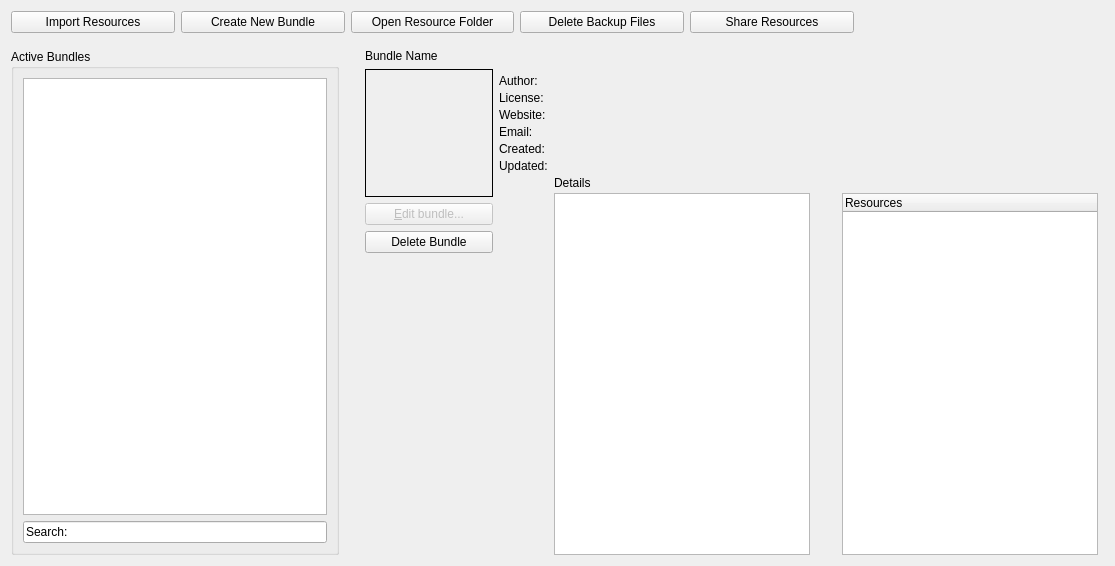
Qt form plugins/extensions/resourcemanager/wdgdlgbundlemanager.ui (KDE/krita) before a commit.
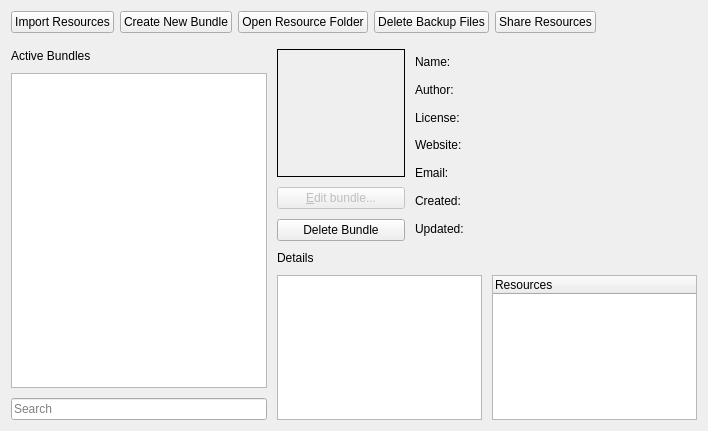
The same form after that commit.

Commit message: update UI file for resource manager to condense it a bit

The edit to the form file:
```diff
--- a/plugins/extensions/resourcemanager/wdgdlgbundlemanager.ui
+++ b/plugins/extensions/resourcemanager/wdgdlgbundlemanager.ui
@@ -6,21 +6,18 @@
    <rect>
     <x>0</x>
     <y>0</y>
-    <width>1115</width>
-    <height>566</height>
+    <width>708</width>
+    <height>431</height>
    </rect>
   </property>
-  <layout class="QGridLayout" name="gridLayout_2">
-   <property name="sizeConstraint">
-    <enum>QLayout::SetDefaultConstraint</enum>
-   </property>
-   <item row="4" column="5">
-    <layout class="QVBoxLayout" name="verticalLayout_5"/>
-   </item>
-   <item row="0" column="0">
+  <layout class="QVBoxLayout" name="verticalLayout_2">
+   <item>
     <layout class="QHBoxLayout" name="buttonHerticalLayout">
      <property name="rightMargin">
-      <number>250</number>
+      <number>0</number>
+     </property>
+     <property name="bottomMargin">
+      <number>10</number>
      </property>
      <item>
       <widget class="QPushButton" name="m_importResources">
@@ -75,18 +72,38 @@
        </property>
       </widget>
      </item>
+     <item>
+      <spacer name="horizontalSpacer">
+       <property name="orientation">
+        <enum>Qt::Horizontal</enum>
+       </property>
+       <property name="sizeHint" stdset="0">
+        <size>
+         <width>40</width>
+         <height>20</height>
+        </size>
+       </property>
+      </spacer>
+     </item>
     </layout>
    </item>
-   <item row="2" column="0">
-    <layout class="QHBoxLayout" name="overviewHorizontalLayout">
      <item>
-      <layout class="QVBoxLayout" name="verticalLayout_2">
+    <layout class="QHBoxLayout" name="horizontalLayout_2">
+     <property name="spacing">
+      <number>10</number>
+     </property>
+     <property name="rightMargin">
+      <number>0</number>
+     </property>
        <item>
-        <widget class="QGroupBox" name="activeBundleGroupBox">
-         <property name="title">
+      <layout class="QVBoxLayout" name="activeBundlesLayout">
+       <item>
+        <widget class="QLabel" name="label">
+         <property name="text">
           <string>Active Bundles</string>
          </property>
-         <layout class="QVBoxLayout" name="verticalLayout_6">
+        </widget>
+       </item>
           <item>
            <widget class="QListWidget" name="listActive">
             <property name="sizePolicy">
@@ -114,43 +131,37 @@
           </item>
           <item>
            <widget class="QLineEdit" name="searchLineEdit">
+         <property name="inputMask">
+          <string/>
+         </property>
             <property name="text">
-             <string>Search:</string>
-            </property>
+          <string/>
+         </property>
+         <property name="maxLength">
+          <number>32767</number>
+         </property>
+         <property name="frame">
+          <bool>true</bool>
+         </property>
+         <property name="cursorPosition">
+          <number>0</number>
+         </property>
+         <property name="placeholderText">
+          <string>Search</string>
+         </property>
            </widget>
           </item>
          </layout>
-        </widget>
-       </item>
-      </layout>
-     </item>
+     </item>
      <item>
-      <spacer name="verticalSpacer_3">
-       <property name="orientation">
-        <enum>Qt::Vertical</enum>
-       </property>
-       <property name="sizeHint" stdset="0">
-        <size>
-         <width>20</width>
-         <height>40</height>
-        </size>
-       </property>
-      </spacer>
-     </item>
+      <layout class="QVBoxLayout" name="verticalLayout">
      <item>
-      <layout class="QHBoxLayout" name="horizontalLayout_3" stretch="0,0">
+        <layout class="QHBoxLayout" name="horizontalLayout">
+         <property name="spacing">
+          <number>10</number>
+         </property>
        <item>
         <layout class="QVBoxLayout" name="verticalLayout_9">
-         <item>
-          <widget class="QLabel" name="lblName">
-           <property name="text">
-            <string>Bundle Name</string>
-           </property>
-           <property name="textFormat">
-            <enum>Qt::AutoText</enum>
-           </property>
-          </widget>
-         </item>
          <item>
           <widget class="QLabel" name="lblPreview">
            <property name="sizePolicy">
@@ -202,19 +213,6 @@
            </property>
           </widget>
          </item>
-         <item>
-          <spacer name="verticalSpacer_2">
-           <property name="orientation">
-            <enum>Qt::Vertical</enum>
-           </property>
-           <property name="sizeHint" stdset="0">
-            <size>
-             <width>20</width>
-             <height>0</height>
-            </size>
-           </property>
-          </spacer>
-         </item>
         </layout>
        </item>
        <item>
@@ -222,27 +220,6 @@
          <property name="verticalSpacing">
           <number>3</number>
          </property>
-         <item row="8" column="3">
-          <widget class="QTreeWidget" name="listBundleContents">
-           <property name="sizePolicy">
-            <sizepolicy hsizetype="Preferred" vsizetype="Expanding">
-             <horstretch>0</horstretch>
-             <verstretch>0</verstretch>
-            </sizepolicy>
-           </property>
-           <property name="minimumSize">
-            <size>
-             <width>200</width>
-             <height>0</height>
-            </size>
-           </property>
-           <column>
-            <property name="text">
-             <string notr="true">Resources</string>
-            </property>
-           </column>
-          </widget>
-         </item>
          <item row="5" column="0">
           <widget class="QLabel" name="label_6">
            <property name="text">
@@ -276,14 +253,14 @@
            </property>
           </widget>
          </item>
-         <item row="6" column="1" colspan="4">
+           <item row="6" column="1" colspan="2">
           <widget class="QLabel" name="lblUpdated">
            <property name="text">
             <string/>
            </property>
           </widget>
          </item>
-         <item row="5" column="1" colspan="4">
+           <item row="5" column="1" colspan="2">
           <widget class="QLabel" name="lblCreated">
            <property name="text">
             <string/>
@@ -304,30 +281,27 @@
            </property>
           </widget>
          </item>
-         <item row="4" column="1" colspan="4">
+           <item row="4" column="1" colspan="2">
           <widget class="QLabel" name="lblEmail">
            <property name="text">
             <string/>
            </property>
           </widget>
          </item>
-         <item row="8" column="1">
-          <widget class="QPlainTextEdit" name="lblDescription">
-           <property name="tabChangesFocus">
-            <bool>false</bool>
-           </property>
-           <property name="documentTitle">
-            <string/>
-           </property>
-          </widget>
-         </item>
-         <item row="2" column="1" colspan="4">
+           <item row="2" column="1" colspan="2">
           <widget class="QLabel" name="lblLicense">
            <property name="text">
             <string/>
            </property>
           </widget>
          </item>
+           <item row="3" column="1" colspan="2">
+            <widget class="QLabel" name="lblWebsite">
+             <property name="text">
+              <string/>
+             </property>
+            </widget>
+           </item>
          <item row="6" column="0">
           <widget class="QLabel" name="label_7">
            <property name="text">
@@ -335,95 +309,108 @@
            </property>
           </widget>
          </item>
-         <item row="8" column="2">
-          <spacer name="horizontalSpacer">
-           <property name="orientation">
-            <enum>Qt::Horizontal</enum>
-           </property>
-           <property name="sizeType">
-            <enum>QSizePolicy::Fixed</enum>
-           </property>
-           <property name="sizeHint" stdset="0">
-            <size>
-             <width>20</width>
-             <height>20</height>
-            </size>
-           </property>
-          </spacer>
-         </item>
-         <item row="1" column="1" colspan="4">
+           <item row="1" column="1" colspan="2">
           <widget class="QLabel" name="lblAuthor">
            <property name="text">
             <string/>
            </property>
           </widget>
          </item>
-         <item row="0" column="2">
-          <spacer name="verticalSpacer_4">
-           <property name="orientation">
-            <enum>Qt::Vertical</enum>
-           </property>
-           <property name="sizeType">
-            <enum>QSizePolicy::Fixed</enum>
-           </property>
-           <property name="sizeHint" stdset="0">
-            <size>
-             <width>20</width>
-             <height>25</height>
-            </size>
-           </property>
-          </spacer>
-         </item>
-         <item row="3" column="1" colspan="4">
-          <widget class="QLabel" name="lblWebsite">
+           <item row="0" column="0">
+            <widget class="QLabel" name="label_2">
+             <property name="text">
+              <string>Name:</string>
+             </property>
+            </widget>
+           </item>
+           <item row="0" column="1">
+            <widget class="QLabel" name="lblName">
+             <property name="sizePolicy">
+              <sizepolicy hsizetype="Expanding" vsizetype="Preferred">
+               <horstretch>0</horstretch>
+               <verstretch>0</verstretch>
+              </sizepolicy>
+             </property>
            <property name="text">
             <string/>
            </property>
-          </widget>
-         </item>
-         <item row="8" column="0">
-          <spacer name="verticalSpacer">
+             <property name="textFormat">
+              <enum>Qt::AutoText</enum>
+             </property>
+            </widget>
+           </item>
+          </layout>
+         </item>
+         <item>
+          <spacer name="horizontalSpacer_2">
            <property name="orientation">
-            <enum>Qt::Vertical</enum>
+            <enum>Qt::Horizontal</enum>
            </property>
            <property name="sizeHint" stdset="0">
             <size>
-             <width>20</width>
-             <height>40</height>
+             <width>40</width>
+             <height>20</height>
             </size>
            </property>
           </spacer>
          </item>
-         <item row="7" column="1">
+        </layout>
+       </item>
+       <item>
+        <layout class="QGridLayout" name="gridLayout_2">
+         <item row="0" column="0">
           <widget class="QLabel" name="detailsLabel">
            <property name="text">
             <string>Details</string>
            </property>
           </widget>
          </item>
-        </layout>
-       </item>
-      </layout>
-     </item>
-    </layout>
-   </item>
    <item row="1" column="0">
-    <spacer name="verticalSpacer_5">
-     <property name="orientation">
-      <enum>Qt::Vertical</enum>
-     </property>
-     <property name="sizeType">
-      <enum>QSizePolicy::Fixed</enum>
-     </property>
-     <property name="sizeHint" stdset="0">
+          <widget class="QPlainTextEdit" name="lblDescription">
+           <property name="tabChangesFocus">
+            <bool>false</bool>
+           </property>
+           <property name="documentTitle">
+            <string/>
+           </property>
+           <property name="backgroundVisible">
+            <bool>false</bool>
+           </property>
+          </widget>
+         </item>
+         <item row="1" column="1">
+          <widget class="QTreeWidget" name="listBundleContents">
+           <property name="sizePolicy">
+            <sizepolicy hsizetype="Preferred" vsizetype="Expanding">
+             <horstretch>0</horstretch>
+             <verstretch>0</verstretch>
+            </sizepolicy>
+           </property>
+           <property name="minimumSize">
       <size>
-       <width>20</width>
-       <height>10</height>
-      </size>
-     </property>
-    </spacer>
-   </item>
-  </layout>
+             <width>200</width>
+             <height>0</height>
+            </size>
+           </property>
+           <column>
+            <property name="text">
+             <string notr="true">Resources</string>
+            </property>
+           </column>
+          </widget>
+         </item>
+        </layout>
+       </item>
+      </layout>
+     </item>
+    </layout>
+   </item>
+  </layout>
+  <zorder></zorder>
+  <zorder></zorder>
+  <zorder></zorder>
+  <zorder>lblPreview</zorder>
+  <zorder>horizontalLayoutWidget_2</zorder>
  </widget>
  <resources/>
  <connections/>
```
Lines whose indentation alone changed are shown as unchanged.
